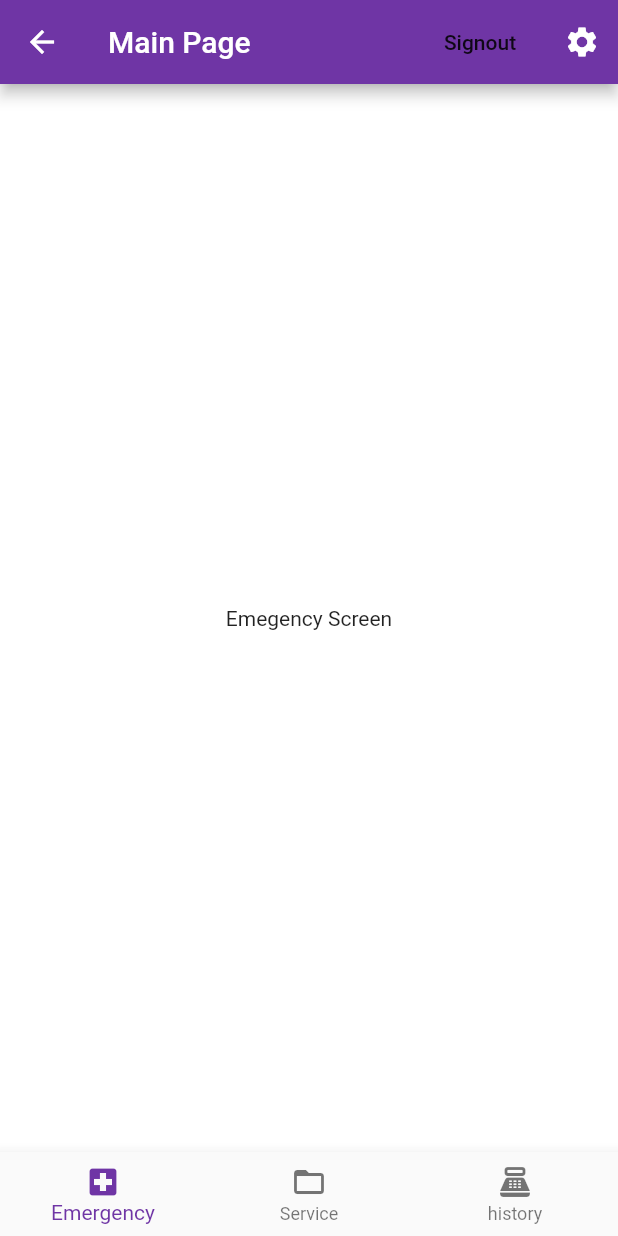
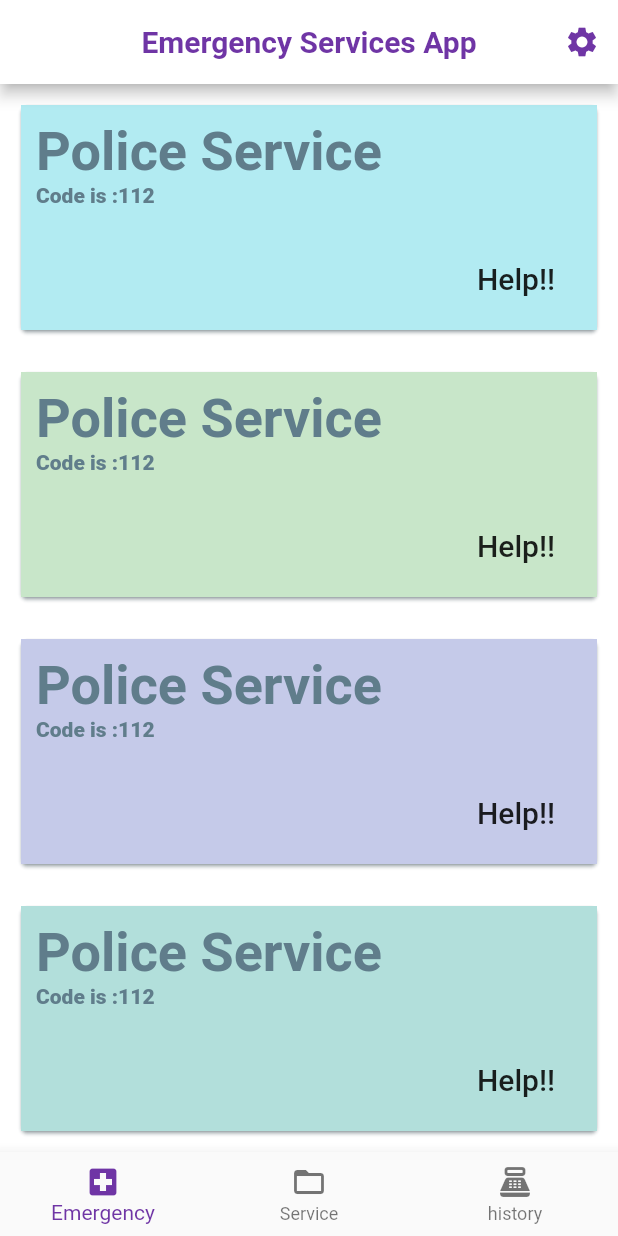
Before and after one commit to rutvik11062000/Emergency-Services-DE, a Flutter app: the MainPage screen opened directly, on a phone screen of 412 x 824 dp. Run offline on Flutter 3.47's test engine with Material 2 defaults, Android fonts, the phone set to English and light mode, and no system bars; our stand-ins replace cloud_firestore, firebase_auth, firebase_core, flutter_svg; accounts and stored records are empty.

Commit message:
Layout using custom Scrool view 🎫

```diff
--- a/lib/Screens/EmergencyScreen/EmergencyScreen.dart
+++ b/lib/Screens/EmergencyScreen/EmergencyScreen.dart
@@ -1,13 +1,110 @@
 import 'package:flutter/material.dart';
 
-class EmergencyScreen extends StatelessWidget {
+class EmergencyScreen extends StatefulWidget {
   const EmergencyScreen({Key key}) : super(key: key);
 
   @override
+  _EmergencyScreenState createState() => _EmergencyScreenState();
+}
+
+class _EmergencyScreenState extends State<EmergencyScreen> {
+  ScrollController _scrollController;
+
+  @override
+  void initState() {
+    _scrollController = ScrollController();
+    // ..addListener(() {
+    //   context.bloc<AppBarCubit>().setOffset(_scrollController.offset);
+    // });
+    super.initState();
+  }
+
+  @override
+  void dispose() {
+    _scrollController.dispose();
+    super.dispose();
+  }
+
+  @override
   Widget build(BuildContext context) {
+    List services = [
+      {"name": "Police Service", "code": 112, "Color": Colors.cyan[100]},
+      {"name": "Police Service", "code": 112, "Color": Colors.green[100]},
+      {"name": "Police Service", "code": 112, "Color": Colors.indigo[100]},
+      {"name": "Police Service", "code": 112, "Color": Colors.teal[100]},
+      {"name": "Police Service", "code": 112, "Color": Colors.lightGreen[100]},
+      {"name": "Police Service", "code": 112, "Color": Colors.lightBlue[100]},
+    ];
+    return CustomScrollView(
+      controller: _scrollController,
+      slivers: [
+        SliverList(
+          delegate: SliverChildListDelegate(
+            List.generate(
+                services.length,
+                (index) => Padding(
+                      padding: EdgeInsets.all(10.0),
+                      child: Card(
+                        shadowColor: Colors.blueGrey,
+                        child: buildContainer(services, index),
+                      ),
+                    )),
+          ),
+        ),
+      ],
+    );
+  }
+
+  Container buildContainer(List services, int index) {
     return Container(
-      child: Center(
-        child: Text("Emegency Screen"),
+      height: 150,
+      width: 100,
+      color: services[index]['Color'],
+      child: Stack(
+        children: [
+          cardHeader(services, index),
+          funtionButton(),
+        ],
+      ),
+    );
+  }
+
+  Positioned funtionButton() {
+    return Positioned(
+      bottom: 10.0,
+      right: 10.0,
+      child: FlatButton(
+        // color: Colors.blueGrey,
+        onPressed: () {},
+        child: Text(
+          "Help!!",
+          style: TextStyle(fontSize: 20.0),
+        ),
+      ),
+    );
+  }
+
+  Positioned cardHeader(List services, int index) {
+    return Positioned(
+      top: 10.0,
+      left: 10.0,
+      child: Column(
+        crossAxisAlignment: CrossAxisAlignment.start,
+        children: [
+          Text(
+            services[index]['name'],
+            style: TextStyle(
+              fontSize: 36.0,
+              color: Colors.blueGrey,
+              fontWeight: FontWeight.bold,
+            ),
+          ),
+          Text(
+            "Code is :" + services[index]['code'].toString(),
+            style:
+                TextStyle(fontWeight: FontWeight.w800, color: Colors.blueGrey),
+          )
+        ],
       ),
     );
   }
--- a/lib/Screens/MainScreen/MainScreen.dart
+++ b/lib/Screens/MainScreen/MainScreen.dart
@@ -29,22 +29,31 @@ class MainPage extends StatelessWidget {
     MainPageProvider model = context.watch<MainPageProvider>();
     return Scaffold(
       appBar: AppBar(
+        backgroundColor: Colors.white,
         // automaticallyImplyLeading: false,
-        title: Text('Main Page'),
+        centerTitle: true,
+        title: Text(
+          'Emergency Services App',
+          style: TextStyle(
+            color: Theme.of(context).primaryColor,
+            fontWeight: FontWeight.w700,
+          ),
+        ),
         actions: [
-          FlatButton(
-            onPressed: () async {
-              signOutUser();
-              Navigator.pushReplacement(
-                context,
-                MaterialPageRoute(
-                    builder: (BuildContext context) => WelcomeScreen()),
-                // ModalRoute.withName('/'),
-              );
-            },
-            child: Text("Signout"),
-          ),
+          // FlatButton(
+          //   onPressed: () async {
+          //     signOutUser();
+          //     Navigator.pushReplacement(
+          //       context,
+          //       MaterialPageRoute(
+          //           builder: (BuildContext context) => WelcomeScreen()),
+          //       // ModalRoute.withName('/'),
+          //     );
+          //   },
+          //   child: Text("Signout"),
+          // ),
           IconButton(
+            color: Theme.of(context).primaryColor,
             icon: Icon(Icons.settings),
             onPressed: () => Navigator.push(
               context,
```
